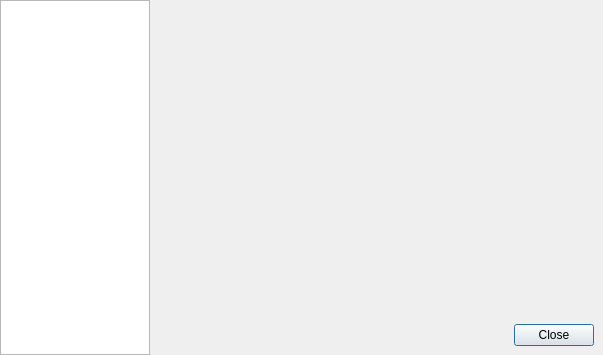
netvirt/netvirt, file dnc/src/gui/maindialog.ui: the form before one commit.
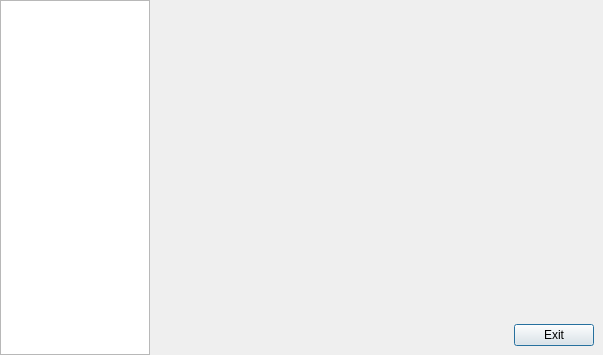
The form after the commit. Icons and pictures are not drawn.

Commit message: fix strftime formating paramter, %F is not portable on windows make sure we have a minimize button on the maindialog the close 'X' button, just minimize the exit button ask confirmation

Patch:
```diff
--- a/dnc/src/gui/maindialog.ui
+++ b/dnc/src/gui/maindialog.ui
@@ -36,7 +36,7 @@
    </item>
    <item row="1" column="1">
     <widget class="QWidget" name="widget" native="true">
-     <layout class="QVBoxLayout" name="verticalLayout">
+     <layout class="QHBoxLayout" name="horizontalLayout">
       <property name="leftMargin">
        <number>0</number>
       </property>
@@ -44,15 +44,22 @@
        <number>0</number>
       </property>
       <item>
-       <widget class="QDialogButtonBox" name="exitButton">
-        <property name="contextMenuPolicy">
-         <enum>Qt::DefaultContextMenu</enum>
-        </property>
+       <spacer name="horizontalSpacer">
         <property name="orientation">
          <enum>Qt::Horizontal</enum>
         </property>
-        <property name="standardButtons">
-         <set>QDialogButtonBox::Close</set>
+        <property name="sizeHint" stdset="0">
+         <size>
+          <width>40</width>
+          <height>20</height>
+         </size>
+        </property>
+       </spacer>
+      </item>
+      <item>
+       <widget class="QPushButton" name="exitButton">
+        <property name="text">
+         <string>Exit</string>
         </property>
        </widget>
       </item>
```
The commit also changes 4 other files.
